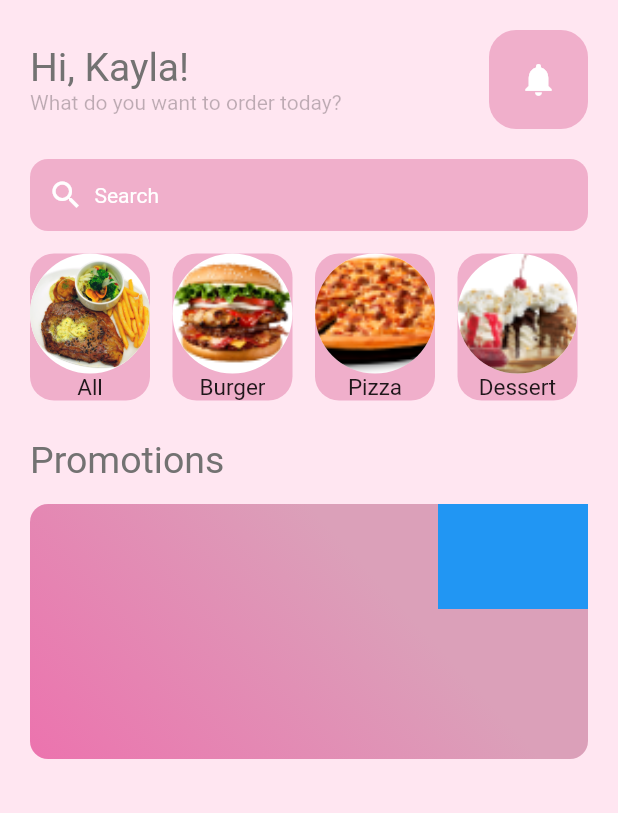
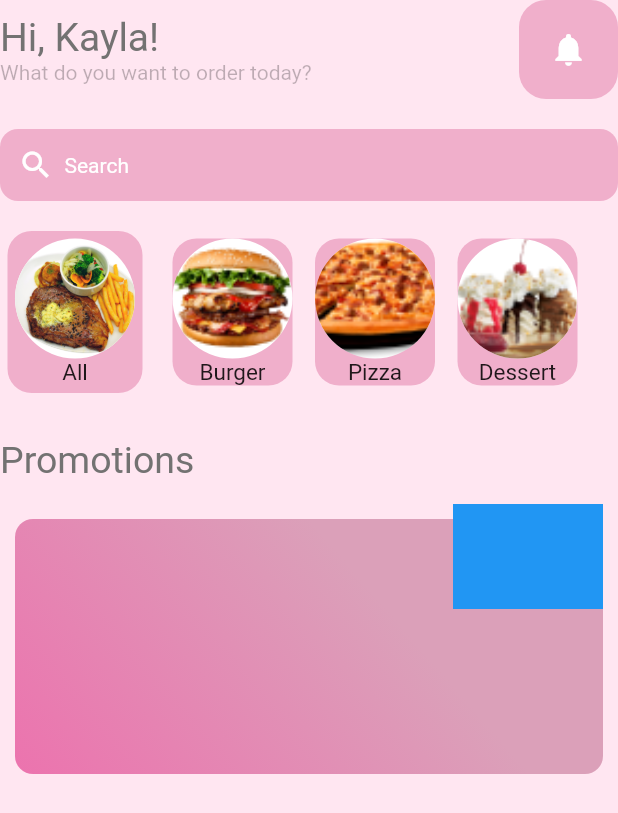
Before and after one commit to oykuparlakk/chopspickflutter, a Flutter app: the screen it shows after launch, on a phone screen of 412 x 824 dp. Shown: the top 813 px of the screen. Run offline on Flutter 3.47's test engine with Material 2 defaults, Android fonts, the light colour scheme and no system bars; our stand-ins replace fluttertoast; missing offline and left inert: colorful_safe_area.

Commit message:
ListView eklendi

```diff
--- a/lib/pages/user_page.dart
+++ b/lib/pages/user_page.dart
@@ -13,9 +13,9 @@ class _UserPageState extends State<UserPage> {
     return Scaffold(
       backgroundColor: const Color.fromARGB(255, 255, 230, 241),
       body: SafeArea(
-        child: Padding(
-          padding: const EdgeInsets.all(20.0),
-          child: Column(
+        child: Center(
+          child: ListView(children: [
+            Column(
               children: [
                 //greetings row
                 Row(
@@ -47,6 +47,8 @@ class _UserPageState extends State<UserPage> {
                   child: Stack(
                     children: [
                       Container(
+                        margin: EdgeInsets.all(10),
+                        padding: EdgeInsets.all(10),
                         width: 400,
                         height: 170,
                         decoration: BoxDecoration(
@@ -63,8 +65,10 @@ class _UserPageState extends State<UserPage> {
                       ),
                       Positioned(
                         right: 0,
-                      top: -10,
+                        top: -20,
                         child: Container(
+                          margin: EdgeInsets.all(10),
+                          padding: EdgeInsets.all(10),
                           width: 100,
                           height: 80,
                           color: Colors.blue,
@@ -75,6 +79,7 @@ class _UserPageState extends State<UserPage> {
                 )
               ],
             ),
+          ]),
         ),
       ),
     );
@@ -102,6 +107,8 @@ Widget greetings() => Column(
 Widget foodsFilter() => Row(
       children: [
         Container(
+          margin: EdgeInsets.all(5),
+          padding: EdgeInsets.all(5),
           decoration: BoxDecoration(
             color: Color.fromARGB(255, 240, 175, 203),
             borderRadius: BorderRadius.circular(16),
```
Lines whose indentation alone changed are shown as unchanged.
